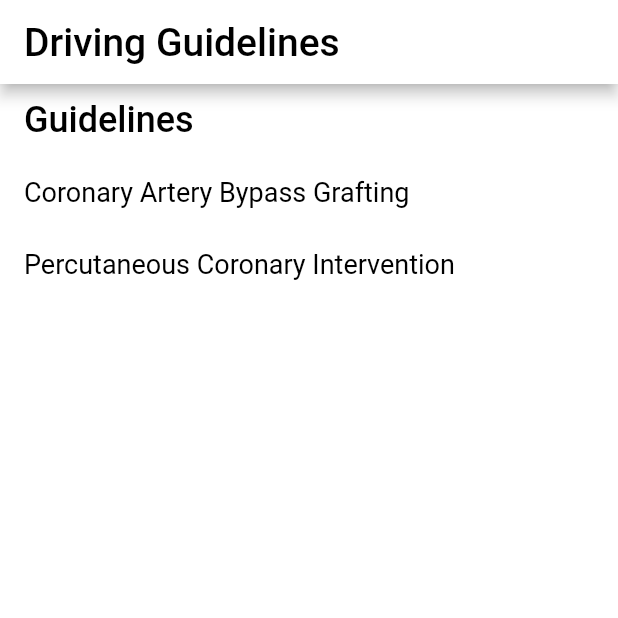
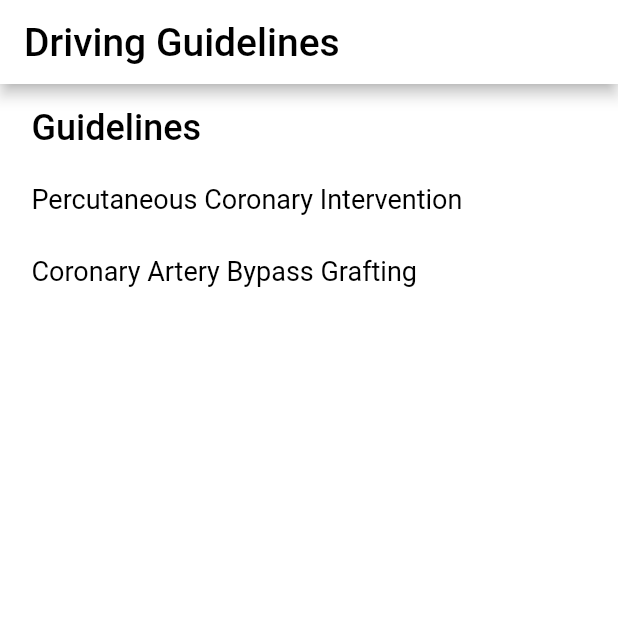
Before and after one commit to jathpala/driving_guidelines, a Flutter app: the screen it shows after launch, on a phone screen of 412 x 824 dp, the top half of it. Run offline on Flutter 3.47's test engine with Material 2 defaults, Android fonts, the phone set to English and light mode, and no system bars; our stand-ins replace yaml.

Commit message:
Read in guideline list from index.json
Correctly implented reading in the guideline list from index.json.
This was supposed to be implemented in a previous commit but wasn't
actually implemented.

Index has also been re-worked to make use of FutureBuilder for managing
async loading of the json data.

```diff
--- /dev/null
+++ b/lib/src/index_data.dart
@@ -0,0 +1,19 @@
+import 'package:flutter/services.dart';
+
+import 'dart:convert';
+
+class IndexData {
+    IndexData._(this.data);
+
+    final dynamic data;
+
+    static const _indexFilePath = 'assets/data/guidelines/';
+    static const _indexFileName = 'index.json';
+
+    static Future<IndexData> load() async {
+        const file = _indexFilePath + _indexFileName;
+        String doc = await rootBundle.loadString(file);
+        dynamic json = jsonDecode(doc);
+        return IndexData._(json);
+    }
+}
--- a/lib/src/widgets/index.dart
+++ b/lib/src/widgets/index.dart
@@ -1,27 +1,47 @@
 import 'package:flutter/material.dart';
 
+import '../index_data.dart';
 import 'guideline.dart';
 
-class Index extends StatelessWidget {
+class Index extends StatefulWidget {
     const Index({ Key? key }): super(key: key);
 
     static const routeName = '/index';
 
-    final Map<String, String> guidelines = const {
-        'coronary_artery_bypass_grafting': 'Coronary Artery Bypass Grafting',
-        'percutaneous_coronary_intervention': 'Percutaneous Coronary Intervention'
-    };
+    @override
+    State<Index> createState() => _IndexState();
+}
+
+
+class _IndexState extends State<Index> {
+    _IndexState();
+
+    Future<IndexData>? index;
+
+    @override
+    void initState() {
+        super.initState();
+        index = IndexData.load();
+    }
 
     Widget buildPageHeading(BuildContext context) {
         return ListTile(
-            title: Text('Guidelines', style: Theme.of(context).textTheme.headline2),
+            title: Text(
+                'Guidelines',
+                style: Theme.of(context).textTheme.headline2
+            ),
             dense: true
         );
     }
 
-    Widget buildGuidelineList(BuildContext context) {
+    Widget indexBuilder(BuildContext context, AsyncSnapshot<IndexData> snapshot) {
+        if (snapshot.connectionState == ConnectionState.done) {
+            if (snapshot.data == null) {
+                return const Placeholder();
+            } else {
                 final List<ListTile> navigationList = [];
-        guidelines.forEach((k, v) {
+                IndexData indexData = snapshot.data!;
+                indexData.data.forEach((k, v) {
                     navigationList.add(ListTile(
                         title: Text(v, style: Theme.of(context).textTheme.headline4),
                         dense: true,
@@ -34,7 +54,14 @@ class Index extends StatelessWidget {
                         }
                     ));
                 });
-        return Column(children: navigationList);
+                return Column(
+                    children: navigationList,
+                    crossAxisAlignment: CrossAxisAlignment.center
+                );
+            }
+        } else {
+            return const CircularProgressIndicator();
+        }
     }
 
     @override
@@ -45,11 +72,22 @@ class Index extends StatelessWidget {
                 title: const Text('Driving Guidelines'),
                 titleTextStyle: Theme.of(context).textTheme.headline1
             ),
-            body: ListView(
+            body: Container(
+                child: ListView(
                     children: [
                         buildPageHeading(context),
-                    buildGuidelineList(context)
+                        FutureBuilder(
+                            future: index,
+                            builder: indexBuilder
+                        ),
                     ]
+                ),
+                padding: const EdgeInsets.only(
+                    top: 5,
+                    bottom: 5,
+                    left: 5,
+                    right: 5
+                )
             ),
             backgroundColor: Colors.white
         );
```
Lines whose indentation alone changed are shown as unchanged.
